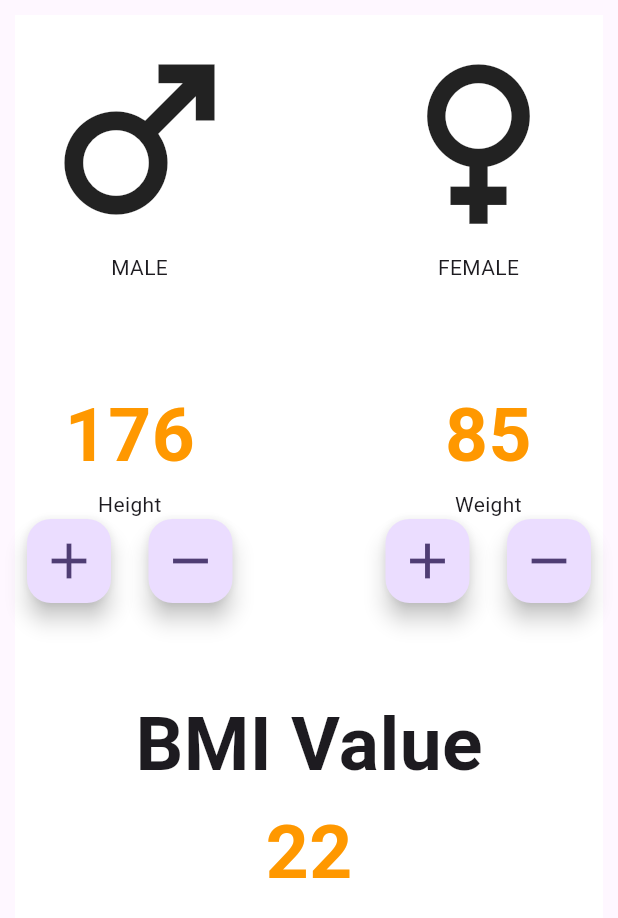
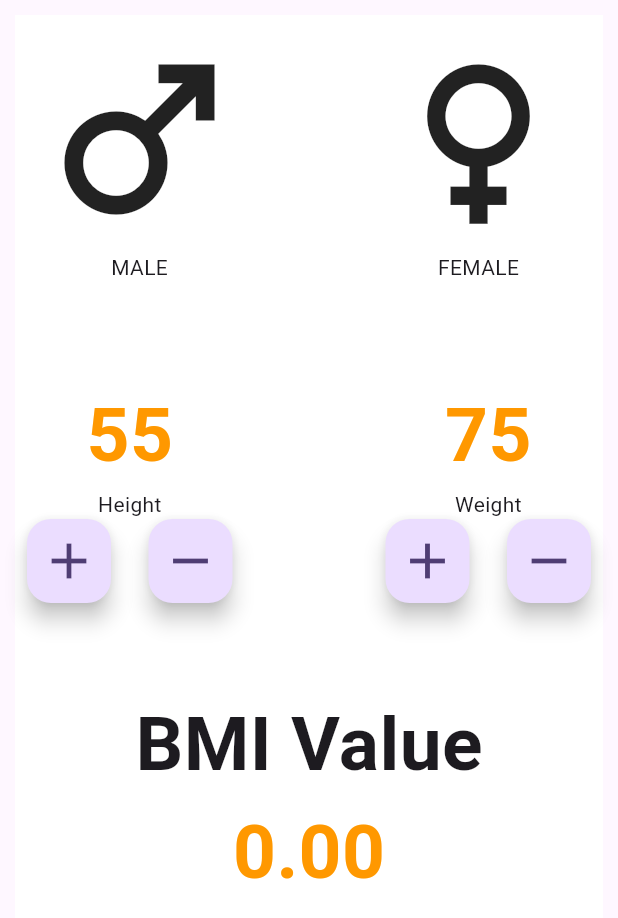
Before and after one commit to ASHAN2021/BMI_cal, a Flutter app: the screen it shows after launch, on a phone screen of 412 x 824 dp. Shown: the top 918 px of the screen. Run offline on Flutter 3.47's test engine with Material 3 defaults, Android fonts, the phone set to English and light mode, and no system bars.

Commit message:
function call

```diff
--- a/bmi_calculator/lib/main_page.dart
+++ b/bmi_calculator/lib/main_page.dart
@@ -9,6 +9,10 @@ class MainPage extends StatefulWidget {
 }
 
 class _MainPageState extends State<MainPage> {
+  int height = 55;
+  int weight = 75;
+  double bmivalue = 0;
+
   @override
   Widget build(BuildContext context) {
     return SafeArea(
@@ -17,8 +21,8 @@ class _MainPageState extends State<MainPage> {
           padding: const EdgeInsets.all(10.0),
           child: Container(
             color: Colors.white,
-            child: const Column(children: [
-              Row(
+            child: Column(children: [
+              const Row(
                 children: [
                   Padding(
                     padding: EdgeInsets.all(8.0),
@@ -44,31 +48,44 @@ class _MainPageState extends State<MainPage> {
                   ),
                 ],
               ),
-              SizedBox(
+              const SizedBox(
                 height: 50,
               ),
               Row(
                 children: [
                   Padding(
-                    padding: EdgeInsets.all(8.0),
+                    padding: const EdgeInsets.all(8.0),
                     child: Column(
                       children: [
                         Text(
-                          "176",
+                          "$height",
                           style: kTextstyle,
                         ),
-                        Text("Height"),
+                        const Text("Height"),
                         Row(
                           children: [
                             FloatingActionButton(
-                              onPressed: null,
+                              onPressed: () {
+                                setState(() {
+                                  if (height < 250) height++;
+                                  bmicalculate(height: height, weight: weight);
+                                });
+
+                                print(height);
+                              },
                               child: kbuttonstyleadd,
                             ),
-                            SizedBox(
+                            const SizedBox(
                               width: 25,
                             ),
                             FloatingActionButton(
-                              onPressed: null,
+                              onPressed: () {
+                                setState(() {
+                                  if (height > 50) height--;
+                                  bmicalculate(height: height, weight: weight);
+                                });
+                                print(height);
+                              },
                               child: kbuttonstyleremove,
                             ),
                           ],
@@ -76,24 +93,37 @@ class _MainPageState extends State<MainPage> {
                       ],
                     ),
                   ),
-                  Spacer(),
+                  const Spacer(),
                   Padding(
-                    padding: EdgeInsets.all(8.0),
+                    padding: const EdgeInsets.all(8.0),
                     child: Column(
                       children: [
-                        Text("85", style: kTextstyle),
-                        Text("Weight"),
+                        Text("$weight", style: kTextstyle),
+                        const Text("Weight"),
                         Row(
                           children: [
                             FloatingActionButton(
-                              onPressed: null,
+                              onPressed: () {
+                                setState(() {
+                                  if (weight < 200) weight++;
+                                  bmicalculate(height: height, weight: weight);
+                                });
+                              },
                               child: kbuttonstyleadd,
                             ),
-                            SizedBox(
+                            const SizedBox(
                               width: 25,
                             ),
                             FloatingActionButton(
-                              onPressed: null,
+                              onPressed: () {
+                                setState(() {
+                                  if (weight > 20) {
+                                    weight--;
+                                    bmicalculate(
+                                        height: height, weight: weight);
+                                  }
+                                });
+                              },
                               child: kbuttonstyleremove,
                             ),
                           ],
@@ -103,17 +133,17 @@ class _MainPageState extends State<MainPage> {
                   ),
                 ],
               ),
-              SizedBox(
+              const SizedBox(
                 height: 50,
               ),
               Column(
                 children: [
-                  Text(
+                  const Text(
                     "BMI Value",
                     style: TextStyle(fontSize: 50, fontWeight: FontWeight.bold),
                   ),
                   Text(
-                    "22",
+                    bmivalue.toStringAsFixed(2),
                     style: kTextstyle,
                   ),
                 ],
@@ -125,3 +155,7 @@ class _MainPageState extends State<MainPage> {
     );
   }
 }
+
+double bmicalculate({required int height, required int weight}) {
+  return (weight / (height * height)) * 1000;
+}
```
